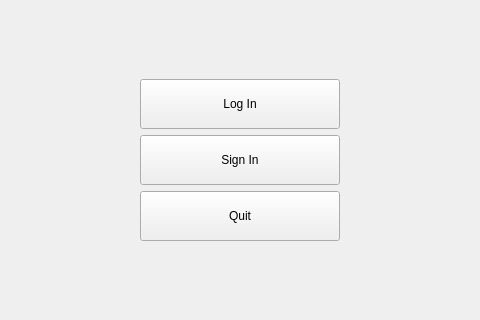
U-Keun/Qt_Account_Project, file startscene.ui: the form before one commit; both pictures show x 160 to 640 and y 181 to 501 of the 800 by 600 pixel window.
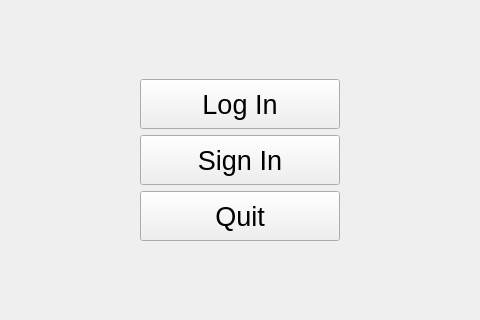
The form after the commit.

Commit message: ui : ui 폰트 통일(Arial)

Patch:
```diff
--- a/startscene.ui
+++ b/startscene.ui
@@ -44,6 +44,12 @@
          <height>50</height>
         </size>
        </property>
+       <property name="font">
+        <font>
+         <family>Arial</family>
+         <pointsize>20</pointsize>
+        </font>
+       </property>
        <property name="text">
         <string>Log In</string>
        </property>
@@ -63,6 +69,12 @@
          <height>50</height>
         </size>
        </property>
+       <property name="font">
+        <font>
+         <family>Arial</family>
+         <pointsize>20</pointsize>
+        </font>
+       </property>
        <property name="text">
         <string>Sign In</string>
        </property>
@@ -76,6 +88,12 @@
          <height>50</height>
         </size>
        </property>
+       <property name="font">
+        <font>
+         <family>Arial</family>
+         <pointsize>20</pointsize>
+        </font>
+       </property>
        <property name="text">
         <string>Quit</string>
        </property>
```
The commit also changes 2 other files.
